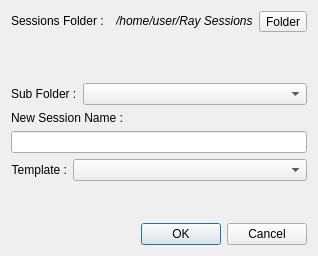
Before: the Qt Designer form resources/ui/new_session.ui in Houston4444/RaySession, drawn with Qt 5.
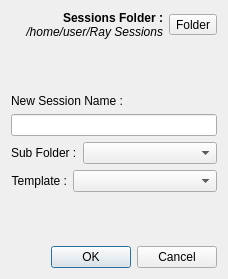
After: the same form once the commit is applied. Icons and pictures are not drawn.

Commit message: light design of sessions folder change in new/open dialogs

```diff
--- a/resources/ui/new_session.ui
+++ b/resources/ui/new_session.ui
@@ -9,8 +9,8 @@
    <rect>
     <x>0</x>
     <y>0</y>
-    <width>318</width>
-    <height>256</height>
+    <width>228</width>
+    <height>279</height>
    </rect>
   </property>
   <property name="windowTitle">
@@ -21,41 +21,40 @@
   </property>
   <layout class="QVBoxLayout" name="verticalLayout">
    <item>
-    <layout class="QHBoxLayout" name="horizontalLayout">
-     <property name="sizeConstraint">
-      <enum>QLayout::SetDefaultConstraint</enum>
+    <layout class="QHBoxLayout" name="horizontalLayout_3">
+     <item>
+      <layout class="QVBoxLayout" name="verticalLayout_2">
+       <property name="spacing">
+        <number>0</number>
      </property>
      <item>
       <widget class="QLabel" name="labelSessionsFolder">
-       <property name="sizePolicy">
-        <sizepolicy hsizetype="Preferred" vsizetype="Fixed">
-         <horstretch>0</horstretch>
-         <verstretch>0</verstretch>
-        </sizepolicy>
-       </property>
        <property name="text">
-        <string>Sessions Folder :</string>
+          <string>&lt;html&gt;&lt;head/&gt;&lt;body&gt;&lt;p&gt;&lt;span style=&quot; font-weight:600;&quot;&gt;Sessions Folder :&lt;/span&gt;&lt;/p&gt;&lt;/body&gt;&lt;/html&gt;</string>
        </property>
        <property name="alignment">
-        <set>Qt::AlignLeading|Qt::AlignLeft|Qt::AlignVCenter</set>
+          <set>Qt::AlignRight|Qt::AlignTrailing|Qt::AlignVCenter</set>
        </property>
       </widget>
      </item>
+       <item>
+        <layout class="QHBoxLayout" name="horizontalLayout_4">
      <item>
       <widget class="QLabel" name="currentSessionsFolder">
-       <property name="sizePolicy">
-        <sizepolicy hsizetype="Preferred" vsizetype="Fixed">
-         <horstretch>0</horstretch>
-         <verstretch>0</verstretch>
-        </sizepolicy>
-       </property>
        <property name="styleSheet">
         <string notr="true">font-style :  italic</string>
        </property>
        <property name="text">
         <string>/home/user/Ray Sessions</string>
        </property>
-      </widget>
+           <property name="alignment">
+            <set>Qt::AlignRight|Qt::AlignTrailing|Qt::AlignVCenter</set>
+           </property>
+          </widget>
+         </item>
+        </layout>
+       </item>
+      </layout>
      </item>
      <item>
       <widget class="QToolButton" name="toolButtonFolder">
@@ -70,22 +69,6 @@
      </item>
     </layout>
    </item>
-   <item>
-    <spacer name="verticalSpacer">
-     <property name="orientation">
-      <enum>Qt::Vertical</enum>
-     </property>
-     <property name="sizeType">
-      <enum>QSizePolicy::Minimum</enum>
-     </property>
-     <property name="sizeHint" stdset="0">
-      <size>
-       <width>20</width>
-       <height>10</height>
-      </size>
-     </property>
-    </spacer>
-   </item>
    <item>
     <spacer name="verticalSpacer_3">
      <property name="orientation">
@@ -99,6 +82,22 @@
      </property>
     </spacer>
    </item>
+   <item>
+    <widget class="QLabel" name="labelNewSessionName">
+     <property name="sizePolicy">
+      <sizepolicy hsizetype="Preferred" vsizetype="Fixed">
+       <horstretch>0</horstretch>
+       <verstretch>0</verstretch>
+      </sizepolicy>
+     </property>
+     <property name="text">
+      <string>New Session Name :</string>
+     </property>
+    </widget>
+   </item>
+   <item>
+    <widget class="QLineEdit" name="lineEdit"/>
+   </item>
    <item>
     <layout class="QHBoxLayout" name="horizontalLayout_2">
      <item>
@@ -119,22 +118,6 @@
      </item>
     </layout>
    </item>
-   <item>
-    <widget class="QLabel" name="labelNewSessionName">
-     <property name="sizePolicy">
-      <sizepolicy hsizetype="Preferred" vsizetype="Fixed">
-       <horstretch>0</horstretch>
-       <verstretch>0</verstretch>
-      </sizepolicy>
-     </property>
-     <property name="text">
-      <string>New Session Name :</string>
-     </property>
-    </widget>
-   </item>
-   <item>
-    <widget class="QLineEdit" name="lineEdit"/>
-   </item>
    <item>
     <layout class="QHBoxLayout" name="horizontalLayoutTemplate">
      <item>
```
Lines whose indentation alone changed are shown as unchanged. The commit also changes 1 other file.
